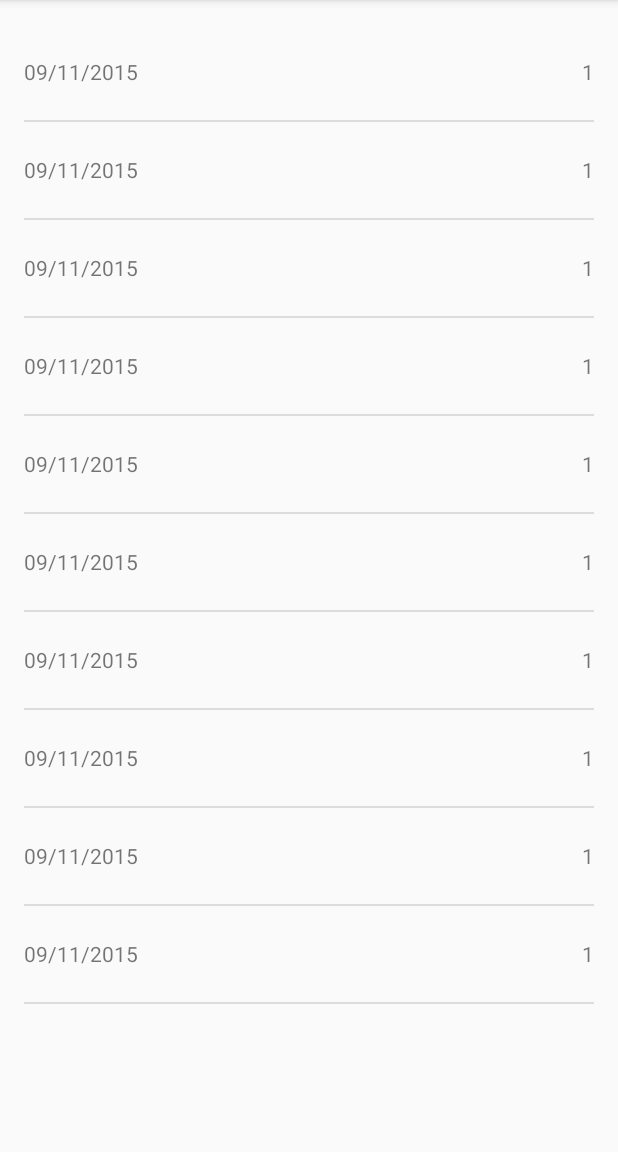
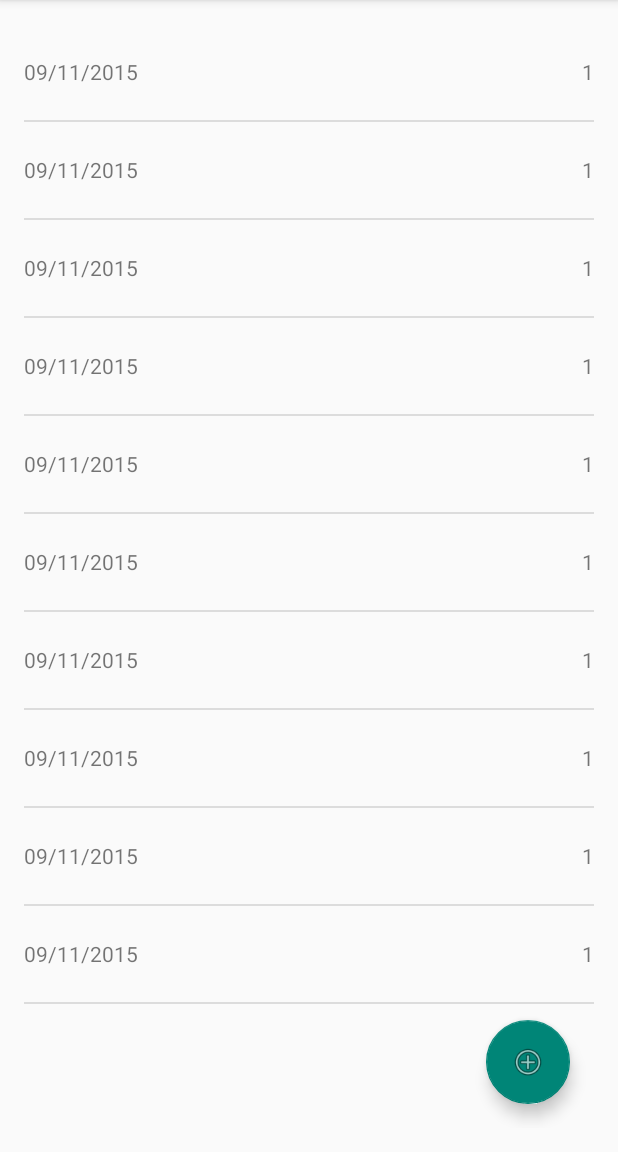
Before and after one commit to Alkasaur/HappyWalker, an Android app: the screen it shows after launch (MainActivity), on a phone screen of 412 x 824 dp, the part 84-1236 px from its top. Run offline under Robolectric (Android 15) with nearby library versions, the phone set to English and light mode, and no system bars.

Commit message:
Added floating button and location service (basic implementation).

```diff
--- a/app/build.gradle
+++ b/app/build.gradle
@@ -22,4 +22,5 @@ android {
 dependencies {
     compile fileTree(dir: 'libs', include: ['*.jar'])
     compile 'com.android.support:appcompat-v7:23.0.1'
+    compile 'com.android.support:design:23.0.1'
 }
--- a/app/src/main/AndroidManifest.xml
+++ b/app/src/main/AndroidManifest.xml
@@ -2,11 +2,14 @@
 <manifest xmlns:android="http://schemas.android.com/apk/res/android"
     package="com.alkasaur.happywalker" >
 
+    <uses-permission android:name="android.permission.ACCESS_COARSE_LOCATION" />
+    <uses-permission android:name="android.permission.ACCESS_FINE_LOCATION" />
     <application
         android:allowBackup="true"
         android:icon="@mipmap/ic_launcher"
         android:label="@string/app_name"
         android:theme="@style/AppTheme" >
+        <service android:name=".service.LocationService" android:exported="false"/>
         <activity
             android:name=".MainActivity"
             android:label="@string/app_name" >
--- a/app/src/main/java/com/alkasaur/happywalker/MainActivity.java
+++ b/app/src/main/java/com/alkasaur/happywalker/MainActivity.java
@@ -1,19 +1,27 @@
 package com.alkasaur.happywalker;
 
+import android.content.Intent;
+import android.support.design.widget.FloatingActionButton;
 import android.support.v7.app.AppCompatActivity;
 import android.os.Bundle;
 import android.view.Menu;
 import android.view.MenuItem;
+import android.view.View;
 import android.widget.Adapter;
+import android.widget.Button;
 import android.widget.ListAdapter;
 import android.widget.ListView;
+import android.widget.Toast;
 
 import com.alkasaur.happywalker.adapters.WalkAdapter;
 import com.alkasaur.happywalker.model.Entry;
+import com.alkasaur.happywalker.service.LocationService;
 
 public class MainActivity extends AppCompatActivity {
     private ListView listView;
     private WalkAdapter adapter;
+    private FloatingActionButton addBtn;
+    private boolean isActive;
 
     @Override
     protected void onCreate(Bundle savedInstanceState) {
@@ -44,6 +52,22 @@ public class MainActivity extends AppCompatActivity {
         listView.setEmptyView(findViewById(android.R.id.empty));
         adapter = new WalkAdapter(this);
         listView.setAdapter(adapter);
+        addBtn = (FloatingActionButton) findViewById(R.id.add);
+        addBtn.setOnClickListener(new View.OnClickListener() {
+            @Override
+            public void onClick(View view) {
+                if (!isActive) {
+                    Intent locationServiceIntent = new Intent(MainActivity.this, LocationService.class);
+                    startService(locationServiceIntent);
+                    isActive = true;
+                    addBtn.setBackgroundColor(getResources().getColor(android.R.color.holo_red_light));
+                } else {
+                    Intent locationServiceIntent = new Intent(MainActivity.this, LocationService.class);
+                    stopService(locationServiceIntent);
+                    isActive = false;
+                }
+            }
+        });
     }
 
     @Override
--- a/app/src/main/res/layout/activity_main.xml
+++ b/app/src/main/res/layout/activity_main.xml
@@ -1,4 +1,4 @@
-<LinearLayout xmlns:android="http://schemas.android.com/apk/res/android"
+<RelativeLayout xmlns:android="http://schemas.android.com/apk/res/android"
     xmlns:tools="http://schemas.android.com/tools"
     android:orientation="vertical"
     android:layout_width="match_parent"
@@ -7,7 +7,6 @@
     android:paddingRight="@dimen/activity_horizontal_margin"
     android:paddingTop="@dimen/activity_vertical_margin"
     android:paddingBottom="@dimen/activity_vertical_margin" tools:context=".MainActivity">
-
     <ListView
         android:id="@android:id/list"
         android:layout_width="match_parent"
@@ -19,5 +18,14 @@
         android:layout_height="wrap_content"
         android:gravity="center_horizontal"
         android:text="No entries"/>
-
-</LinearLayout>
+    <android.support.design.widget.FloatingActionButton
+        android:id="@+id/add"
+        android:layout_width="wrap_content"
+        android:layout_height="wrap_content"
+        android:layout_alignParentRight="true"
+        android:layout_alignParentBottom="true"
+        android:layout_margin="16dp"
+        android:clickable="true"
+        android:src="@android:drawable/ic_menu_add"
+        />
+</RelativeLayout>
```
Also changed, not shown: app/src/main/java/com/alkasaur/happywalker/service/LocationService.java (added, +82 -0 lines), 2 other files.
